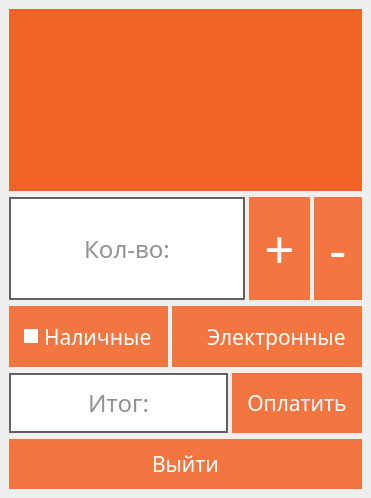
The window that src/forms/servicepaywindow.ui (FloppedWaffle/EconomicGameCardClient) describes before a commit, drawn with Qt 5.
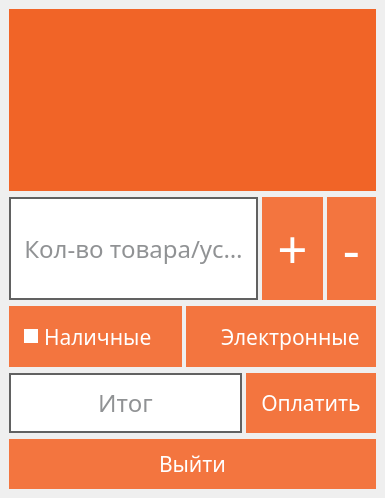
The same window after the commit.

The edit to the form file:
```diff
--- a/src/forms/servicepaywindow.ui
+++ b/src/forms/servicepaywindow.ui
@@ -6,7 +6,7 @@
    <rect>
     <x>0</x>
     <y>0</y>
-    <width>337</width>
+    <width>385</width>
     <height>498</height>
    </rect>
   </property>
@@ -229,7 +229,7 @@
           <bool>true</bool>
          </property>
          <property name="placeholderText">
-          <string>Кол-во:</string>
+          <string>Кол-во товара/услуги</string>
          </property>
         </widget>
        </item>
@@ -457,7 +457,7 @@
           <bool>true</bool>
          </property>
          <property name="placeholderText">
-          <string>Итог:</string>
+          <string>Итог</string>
          </property>
         </widget>
        </item>
```
